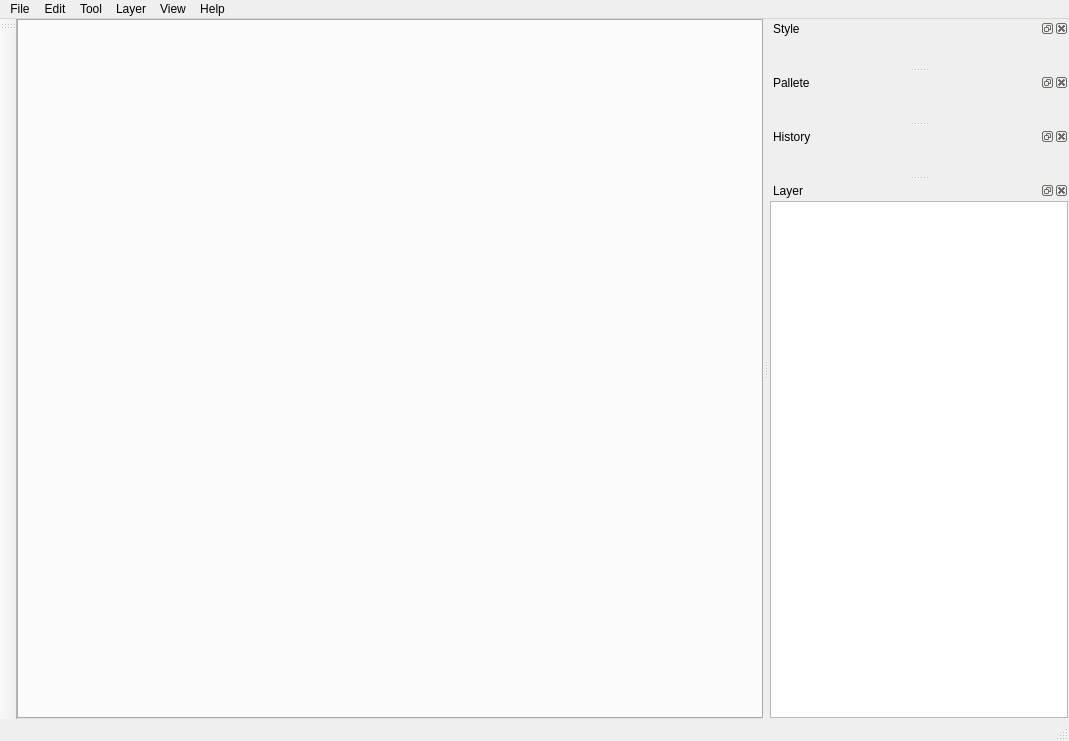
SGIS-Dev-Team/SGIS, file modules/widget/seditor.ui: the form before one commit.
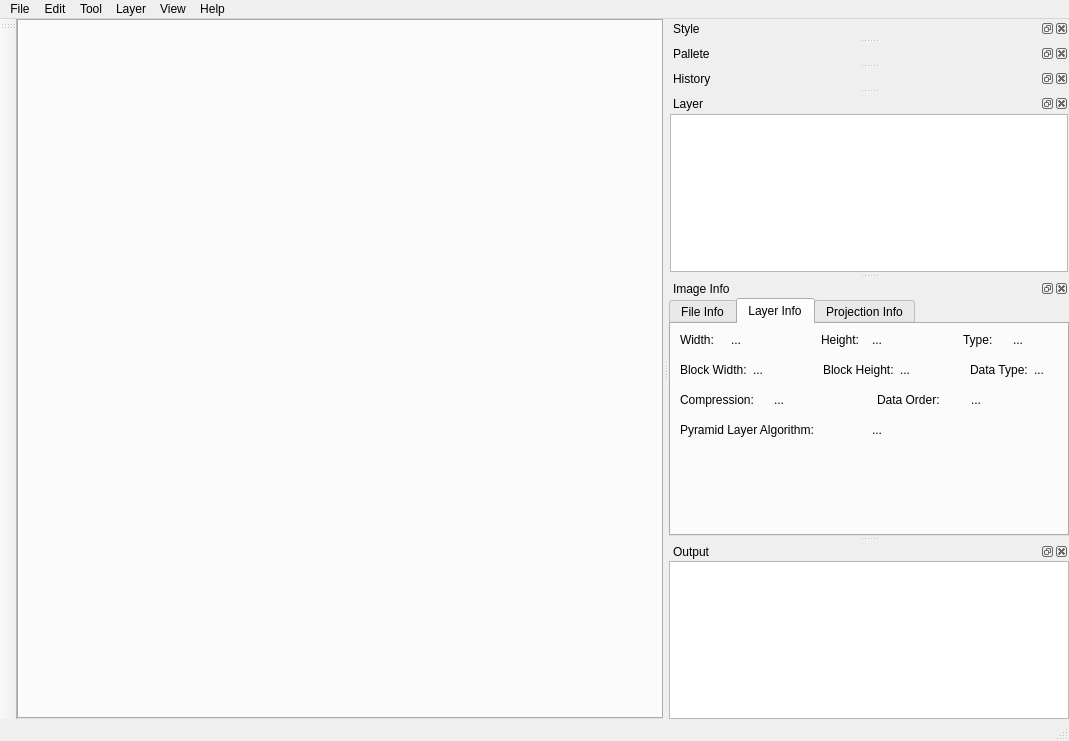
The form after the commit. Custom widgets are drawn as their Qt base class.

Patch:
```diff
--- a/modules/widget/seditor.ui
+++ b/modules/widget/seditor.ui
@@ -239,8 +239,8 @@
    <widget class="QWidget" name="mDockLayerWidget">
     <property name="minimumSize">
      <size>
-      <width>300</width>
-      <height>0</height>
+      <width>400</width>
+      <height>90</height>
      </size>
     </property>
     <layout class="QHBoxLayout" name="horizontalLayout_2">
@@ -269,6 +269,523 @@
     </layout>
    </widget>
   </widget>
+  <widget class="QDockWidget" name="mDockImageInfo">
+   <property name="windowTitle">
+    <string>Image Info</string>
+   </property>
+   <attribute name="dockWidgetArea">
+    <number>2</number>
+   </attribute>
+   <widget class="QWidget" name="mDockImageInfoWidget">
+    <layout class="QHBoxLayout" name="horizontalLayout_3">
+     <property name="spacing">
+      <number>0</number>
+     </property>
+     <property name="leftMargin">
+      <number>0</number>
+     </property>
+     <property name="topMargin">
+      <number>0</number>
+     </property>
+     <property name="rightMargin">
+      <number>0</number>
+     </property>
+     <property name="bottomMargin">
+      <number>0</number>
+     </property>
+     <item>
+      <widget class="QTabWidget" name="tabWidget">
+       <property name="currentIndex">
+        <number>1</number>
+       </property>
+       <widget class="QWidget" name="pFileInfoWidget">
+        <attribute name="title">
+         <string>File Info</string>
+        </attribute>
+        <layout class="QVBoxLayout" name="verticalLayout">
+         <item>
+          <layout class="QHBoxLayout" name="horizontalLayout_4">
+           <item>
+            <widget class="QLabel" name="label">
+             <property name="text">
+              <string>Layer Name:</string>
+             </property>
+            </widget>
+           </item>
+           <item>
+            <widget class="QLabel" name="mpLayerNameLabel">
+             <property name="text">
+              <string>...</string>
+             </property>
+            </widget>
+           </item>
+          </layout>
+         </item>
+         <item>
+          <layout class="QHBoxLayout" name="horizontalLayout_18">
+           <item>
+            <widget class="QLabel" name="label_2">
+             <property name="text">
+              <string>File Type:</string>
+             </property>
+            </widget>
+           </item>
+           <item>
+            <widget class="QLabel" name="mpFileTypeLabel">
+             <property name="text">
+              <string>...</string>
+             </property>
+            </widget>
+           </item>
+          </layout>
+         </item>
+         <item>
+          <layout class="QHBoxLayout" name="horizontalLayout_6">
+           <item>
+            <widget class="QLabel" name="label_6">
+             <property name="text">
+              <string>Last Modified:</string>
+             </property>
+            </widget>
+           </item>
+           <item>
+            <widget class="QLabel" name="mpLastModifyTimeLabel">
+             <property name="text">
+              <string>...</string>
+             </property>
+            </widget>
+           </item>
+          </layout>
+         </item>
+         <item>
+          <layout class="QHBoxLayout" name="horizontalLayout_17">
+           <item>
+            <widget class="QLabel" name="label_5">
+             <property name="text">
+              <string>Number of Layers:</string>
+             </property>
+            </widget>
+           </item>
+           <item>
+            <widget class="QLabel" name="mpLayerCountLabel">
+             <property name="text">
+              <string>...</string>
+             </property>
+            </widget>
+           </item>
+          </layout>
+         </item>
+         <item>
+          <layout class="QHBoxLayout" name="horizontalLayout_7">
+           <item>
+            <widget class="QLabel" name="label_7">
+             <property name="text">
+              <string>Image/Auxiliary File(s):</string>
+             </property>
+            </widget>
+           </item>
+           <item>
+            <widget class="QLabel" name="mpAuxiliaryFilesComboBox">
+             <property name="text">
+              <string>...</string>
+             </property>
+            </widget>
+           </item>
+          </layout>
+         </item>
+         <item>
+          <layout class="QHBoxLayout" name="horizontalLayout_19">
+           <item>
+            <widget class="QLabel" name="label_8">
+             <property name="text">
+              <string>File Size:</string>
+             </property>
+            </widget>
+           </item>
+           <item>
+            <widget class="QLabel" name="mpFileSizeLabel">
+             <property name="text">
+              <string>...</string>
+             </property>
+            </widget>
+           </item>
+          </layout>
+         </item>
+         <item>
+          <spacer name="verticalSpacer">
+           <property name="orientation">
+            <enum>Qt::Vertical</enum>
+           </property>
+           <property name="sizeHint" stdset="0">
+            <size>
+             <width>20</width>
+             <height>40</height>
+            </size>
+           </property>
+          </spacer>
+         </item>
+        </layout>
+       </widget>
+       <widget class="QWidget" name="mpLayerInfoWidget">
+        <attribute name="title">
+         <string>Layer Info</string>
+        </attribute>
+        <layout class="QVBoxLayout" name="verticalLayout_3">
+         <item>
+          <layout class="QHBoxLayout" name="horizontalLayout_14">
+           <item>
+            <widget class="QLabel" name="label_9">
+             <property name="text">
+              <string>Width:</string>
+             </property>
+            </widget>
+           </item>
+           <item>
+            <widget class="QLabel" name="mpWidthLabel">
+             <property name="text">
+              <string>...</string>
+             </property>
+            </widget>
+           </item>
+           <item>
+            <spacer name="horizontalSpacer_4">
+             <property name="orientation">
+              <enum>Qt::Horizontal</enum>
+             </property>
+             <property name="sizeType">
+              <enum>QSizePolicy::Fixed</enum>
+             </property>
+             <property name="sizeHint" stdset="0">
+              <size>
+               <width>40</width>
+               <height>10</height>
+              </size>
+             </property>
+            </spacer>
+           </item>
+           <item>
+            <widget class="QLabel" name="label_10">
+             <property name="text">
+              <string>Height:</string>
+             </property>
+            </widget>
+           </item>
+           <item>
+            <widget class="QLabel" name="mpHeightLabel">
+             <property name="text">
+              <string>...</string>
+             </property>
+            </widget>
+           </item>
+           <item>
+            <spacer name="horizontalSpacer_5">
+             <property name="orientation">
+              <enum>Qt::Horizontal</enum>
+             </property>
+             <property name="sizeType">
+              <enum>QSizePolicy::Fixed</enum>
+             </property>
+             <property name="sizeHint" stdset="0">
+              <size>
+               <width>40</width>
+               <height>10</height>
+              </size>
+             </property>
+            </spacer>
+           </item>
+           <item>
+            <widget class="QLabel" name="label_11">
+             <property name="text">
+              <string>Type:</string>
+             </property>
+            </widget>
+           </item>
+           <item>
+            <widget class="QLabel" name="mpTypeLabel">
+             <property name="text">
+              <string>...</string>
+             </property>
+            </widget>
+           </item>
+          </layout>
+         </item>
+         <item>
+          <spacer name="verticalSpacer_4">
+           <property name="orientation">
+            <enum>Qt::Vertical</enum>
+           </property>
+           <property name="sizeType">
+            <enum>QSizePolicy::Fixed</enum>
+           </property>
+           <property name="sizeHint" stdset="0">
+            <size>
+             <width>20</width>
+             <height>10</height>
+            </size>
+           </property>
+          </spacer>
+         </item>
+         <item>
+          <layout class="QHBoxLayout" name="horizontalLayout_13">
+           <item>
+            <widget class="QLabel" name="label_13">
+             <property name="text">
+              <string>Block Width:</string>
+             </property>
+            </widget>
+           </item>
+           <item>
+            <widget class="QLabel" name="mpBlockWidthLabel">
+             <property name="text">
+              <string>...</string>
+             </property>
+            </widget>
+           </item>
+           <item>
+            <spacer name="horizontalSpacer_6">
+             <property name="orientation">
+              <enum>Qt::Horizontal</enum>
+             </property>
+             <property name="sizeType">
+              <enum>QSizePolicy::Fixed</enum>
+             </property>
+             <property name="sizeHint" stdset="0">
+              <size>
+               <width>40</width>
+               <height>10</height>
+              </size>
+             </property>
+            </spacer>
+           </item>
+           <item>
+            <widget class="QLabel" name="label_14">
+             <property name="text">
+              <string>Block Height:</string>
+             </property>
+            </widget>
+           </item>
+           <item>
+            <widget class="QLabel" name="mpBlockHeightLabel">
+             <property name="text">
+              <string>...</string>
+             </property>
+            </widget>
+           </item>
+           <item>
+            <spacer name="horizontalSpacer_7">
+             <property name="orientation">
+              <enum>Qt::Horizontal</enum>
+             </property>
+             <property name="sizeType">
+              <enum>QSizePolicy::Fixed</enum>
+             </property>
+             <property name="sizeHint" stdset="0">
+              <size>
+               <width>40</width>
+               <height>10</height>
+              </size>
+             </property>
+            </spacer>
+           </item>
+           <item>
+            <widget class="QLabel" name="label_12">
+             <property name="text">
+              <string>Data Type:</string>
+             </property>
+            </widget>
+           </item>
+           <item>
+            <widget class="QLabel" name="mpDataTypeLabel">
+             <property name="text">
+              <string>...</string>
+             </property>
+            </widget>
+           </item>
+          </layout>
+         </item>
+         <item>
+          <spacer name="verticalSpacer_5">
+           <property name="orientation">
+            <enum>Qt::Vertical</enum>
+           </property>
+           <property name="sizeType">
+            <enum>QSizePolicy::Fixed</enum>
+           </property>
+           <property name="sizeHint" stdset="0">
+            <size>
+             <width>20</width>
+             <height>10</height>
+            </size>
+           </property>
+          </spacer>
+         </item>
+         <item>
+          <layout class="QHBoxLayout" name="horizontalLayout_12">
+           <item>
+            <widget class="QLabel" name="label_17">
+             <property name="text">
+              <string>Compression:</string>
+             </property>
+            </widget>
+           </item>
+           <item>
+            <widget class="QLabel" name="mpCompressionLabel">
+             <property name="text">
+              <string>...</string>
+             </property>
+            </widget>
+           </item>
+           <item>
+            <spacer name="horizontalSpacer_3">
+             <property name="orientation">
+              <enum>Qt::Horizontal</enum>
+             </property>
+             <property name="sizeType">
+              <enum>QSizePolicy::Fixed</enum>
+             </property>
+             <property name="sizeHint" stdset="0">
+              <size>
+               <width>10</width>
+               <height>10</height>
+              </size>
+             </property>
+            </spacer>
+           </item>
+           <item>
+            <widget class="QLabel" name="label_16">
+             <property name="text">
+              <string>Data Order:</string>
+             </property>
+            </widget>
+           </item>
+           <item>
+            <widget class="QLabel" name="mpDataOrderLabel">
+             <property name="text">
+              <string>...</string>
+             </property>
+            </widget>
+           </item>
+          </layout>
+         </item>
+         <item>
+          <spacer name="verticalSpacer_6">
+           <property name="orientation">
+            <enum>Qt::Vertical</enum>
+           </property>
+           <property name="sizeType">
+            <enum>QSizePolicy::Fixed</enum>
+           </property>
+           <property name="sizeHint" stdset="0">
+            <size>
+             <width>20</width>
+             <height>10</height>
+            </size>
+           </property>
+          </spacer>
+         </item>
+         <item>
+          <layout class="QHBoxLayout" name="horizontalLayout_11">
+           <item>
+            <widget class="QLabel" name="label_31">
+             <property name="text">
+              <string>Pyramid Layer Algorithm:</string>
+             </property>
+            </widget>
+           </item>
+           <item>
+            <widget class="QLabel" name="mpPyramidLayerAlgorithmLabel">
+             <property name="text">
+              <string>...</string>
+             </property>
+            </widget>
+           </item>
+          </layout>
+         </item>
+         <item>
+          <spacer name="verticalSpacer_7">
+           <property name="orientation">
+            <enum>Qt::Vertical</enum>
+           </property>
+           <property name="sizeHint" stdset="0">
+            <size>
+             <width>20</width>
+             <height>40</height>
+            </size>
+           </property>
+          </spacer>
+         </item>
+        </layout>
+       </widget>
+       <widget class="QWidget" name="mpProjectionInfoWidget">
+        <attribute name="title">
+         <string>Projection Info</string>
+        </attribute>
+        <layout class="QVBoxLayout" name="verticalLayout_4">
+         <item>
+          <layout class="QHBoxLayout" name="horizontalLayout_8">
+           <item>
+            <widget class="QLabel" name="label_4">
+             <property name="text">
+              <string>GeoTransform:</string>
+             </property>
+            </widget>
+           </item>
+           <item>
+            <widget class="QComboBox" name="mpGeoTransformCombox"/>
+           </item>
+          </layout>
+         </item>
+         <item>
+          <layout class="QVBoxLayout" name="verticalLayout_2">
+           <item>
+            <widget class="QLabel" name="label_3">
+             <property name="text">
+              <string>ProjectionRef:</string>
+             </property>
+            </widget>
+           </item>
+           <item>
+            <widget class="QTextEdit" name="mpProjectionRefTextEdit"/>
+           </item>
+          </layout>
+         </item>
+        </layout>
+       </widget>
+      </widget>
+     </item>
+    </layout>
+   </widget>
+  </widget>
+  <widget class="QDockWidget" name="mDockOutputWidget">
+   <property name="windowTitle">
+    <string>Output</string>
+   </property>
+   <attribute name="dockWidgetArea">
+    <number>2</number>
+   </attribute>
+   <widget class="QWidget" name="dockWidgetContents">
+    <layout class="QHBoxLayout" name="horizontalLayout_16">
+     <property name="spacing">
+      <number>0</number>
+     </property>
+     <property name="leftMargin">
+      <number>0</number>
+     </property>
+     <property name="topMargin">
+      <number>0</number>
+     </property>
+     <property name="rightMargin">
+      <number>0</number>
+     </property>
+     <property name="bottomMargin">
+      <number>0</number>
+     </property>
+     <item>
+      <widget class="QListWidget" name="mpOutputListWidget"/>
+     </item>
+    </layout>
+   </widget>
+  </widget>
   <action name="mActionNewTemplate">
    <property name="text">
     <string>New Workspace...</string>
```
